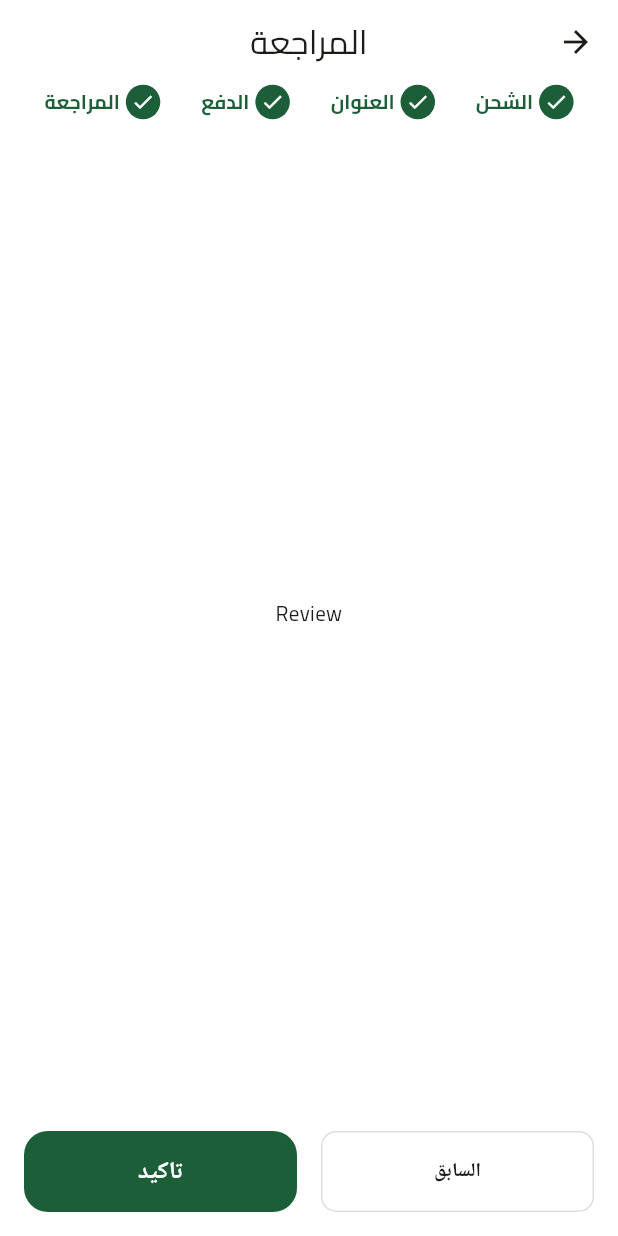
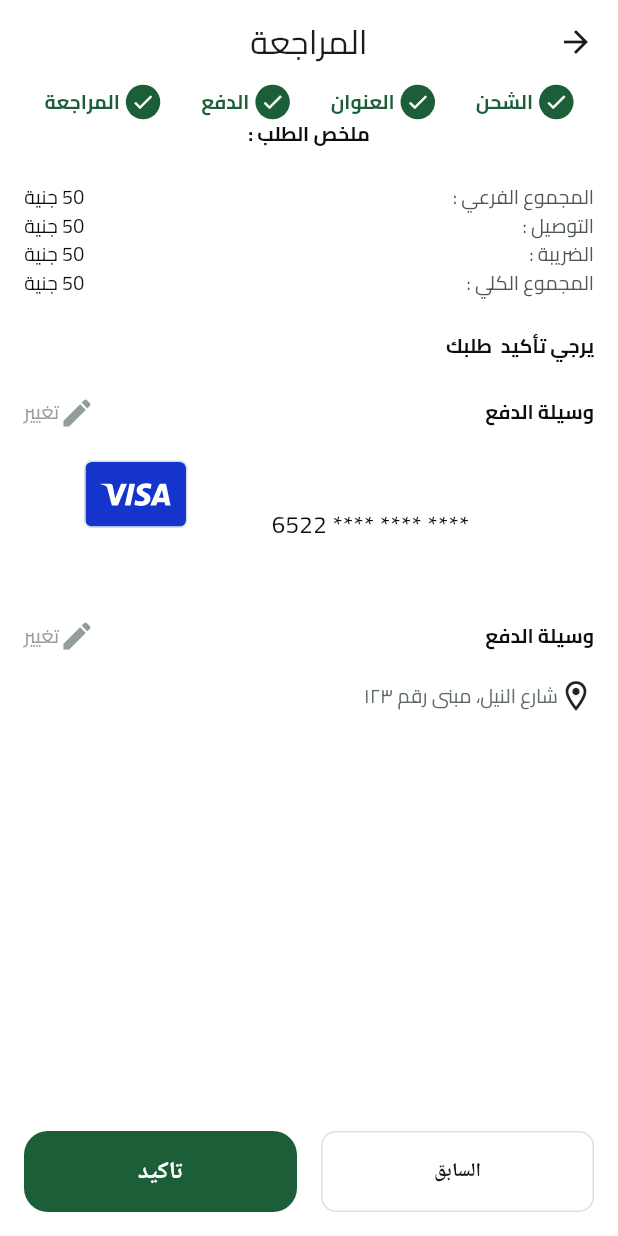
Before and after one commit to elsaramji/store-hup, a Flutter app: the ChackOutMainView screen opened directly, swiped to page 4, on a phone screen of 412 x 824 dp. Run offline on Flutter 3.47's test engine with Material 3 defaults, Android fonts, the phone set to English and light mode, and no system bars; our stand-ins replace bloc, cached_network_image, cloud_firestore, dartz, dots_indicator, firebase_auth and 10 more; missing offline and left inert: flutter_facebook_auth; accounts and stored records are empty.

Commit message:
add review  ui code

```diff
--- a/lib/components/chackout/view/review_view.dart
+++ b/lib/components/chackout/view/review_view.dart
@@ -1,5 +1,9 @@
 // components/chackout/view/review_view.dart
 import 'package:flutter/material.dart';
+import 'package:flutter_svg/svg.dart';
+import 'package:store_hup/core/assets/assets_image.dart';
+import 'package:store_hup/core/styles/color_style.dart';
+import 'package:store_hup/core/styles/font_style.dart';
 
 class Review extends StatelessWidget {
   const Review({super.key});
@@ -7,7 +11,146 @@ class Review extends StatelessWidget {
   @override
   Widget build(BuildContext context) {
     return Container(
-      child: const Center(child: Text('Review')),
+      margin: const EdgeInsets.symmetric(horizontal: 16),
+      child: Column(children: [
+        Column(children: [
+          Text(
+            "ملخص الطلب :",
+            style: TextsStyle.bold13.copyWith(color: AppColors.grayscale950),
+          ),
+          const SizedBox(
+            height: 23,
+          ),
+          Row(
+            children: [
+              Text(
+                "المجموع الفرعي :",
+                style: TextsStyle.regular13
+                    .copyWith(color: AppColors.grayscale500),
+              ),
+              const Spacer(),
+              Text(
+                "50 جنية",
+                style: TextsStyle.regular13
+                    .copyWith(color: AppColors.grayscale950),
+              ),
+            ],
+          ),
+          Row(
+            children: [
+              Text(
+                "التوصيل :",
+                style: TextsStyle.regular13
+                    .copyWith(color: AppColors.grayscale500),
+              ),
+              const Spacer(),
+              Text(
+                "50 جنية",
+                style: TextsStyle.regular13
+                    .copyWith(color: AppColors.grayscale950),
+              ),
+            ],
+          ),
+          Row(
+            children: [
+              Text(
+                "الضريبة :",
+                style: TextsStyle.regular13
+                    .copyWith(color: AppColors.grayscale500),
+              ),
+              const Spacer(),
+              Text(
+                "50 جنية",
+                style: TextsStyle.regular13
+                    .copyWith(color: AppColors.grayscale950),
+              ),
+            ],
+          ),
+          Row(children: [
+            Text(
+              "المجموع الكلي :",
+              style:
+                  TextsStyle.regular13.copyWith(color: AppColors.grayscale500),
+            ),
+            const Spacer(),
+            Text(
+              "50 جنية",
+              style:
+                  TextsStyle.regular13.copyWith(color: AppColors.grayscale950),
+            ),
+          ])
+        ]),
+        Column(crossAxisAlignment: CrossAxisAlignment.start, children: [
+          const SizedBox(
+            height: 23,
+          ),
+          Text("يرجي تأكيد  طلبك",
+              style: TextsStyle.bold13.copyWith(color: AppColors.grayscale950)),
+          const SizedBox(
+            height: 23,
+          ),
+          const EditDivder(),
+          Row(
+            mainAxisAlignment: MainAxisAlignment.start,
+            children: [
+              const Spacer(),
+              Text(
+                "**** **** **** 6522",
+                style: TextsStyle.regular16
+                    .copyWith(color: AppColors.grayscale950),
+              ),
+              const SizedBox(
+                width: 16,
+              ),
+              SvgPicture.asset(Assets.assetsImagesBadge),
+            ],
+          )
+        ]),
+        const EditDivder(),
+        const SizedBox(
+          height: 16,
+        ),
+        Row(
+          children: [
+            const Icon(
+              Icons.location_on_outlined,
+            ),
+            Text(
+              "شارع النيل، مبنى رقم ١٢٣",
+              style:
+                  TextsStyle.regular13.copyWith(color: AppColors.grayscale600),
+            )
+          ],
+        ),
+      ]),
     );
   }
 }
+
+class EditDivder extends StatelessWidget {
+  const EditDivder({
+    super.key,
+  });
+
+  @override
+  Widget build(BuildContext context) {
+    return Row(children: [
+      Text("وسيلة الدفع",
+          style: TextsStyle.bold13.copyWith(color: AppColors.grayscale950)),
+      const Spacer(),
+      Row(
+        mainAxisAlignment: MainAxisAlignment.end,
+        children: [
+          const Icon(
+            Icons.edit,
+            color: AppColors.grayscale400,
+          ),
+          Text(
+            "تغيير",
+            style: TextsStyle.regular13.copyWith(color: AppColors.grayscale400),
+          ),
+        ],
+      )
+    ]);
+  }
+}
```
Also changed, not shown: 4 other files.
